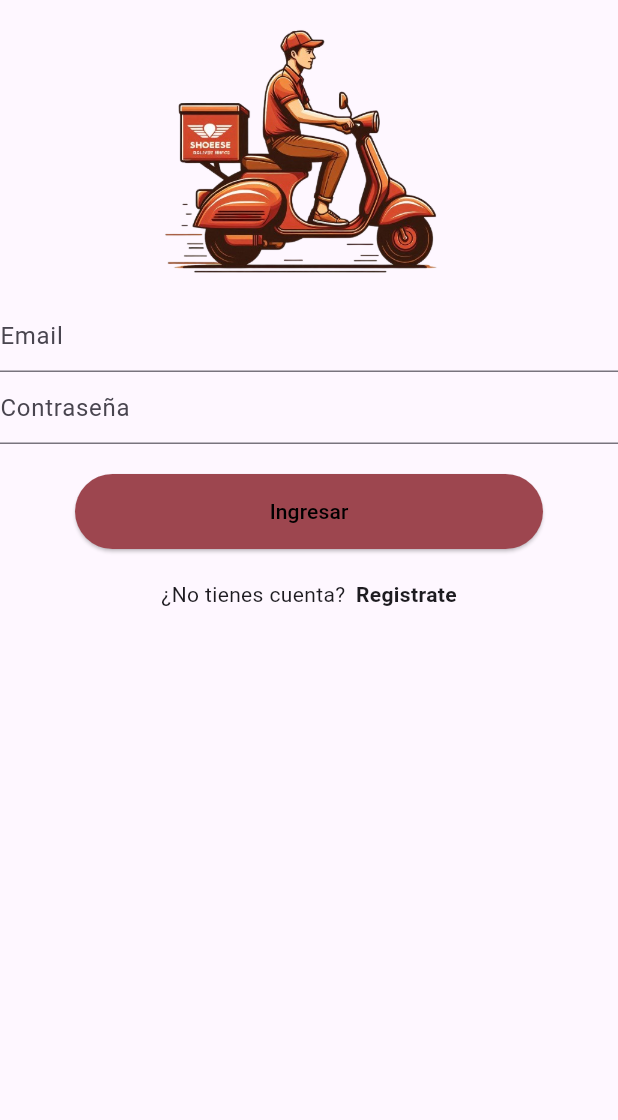
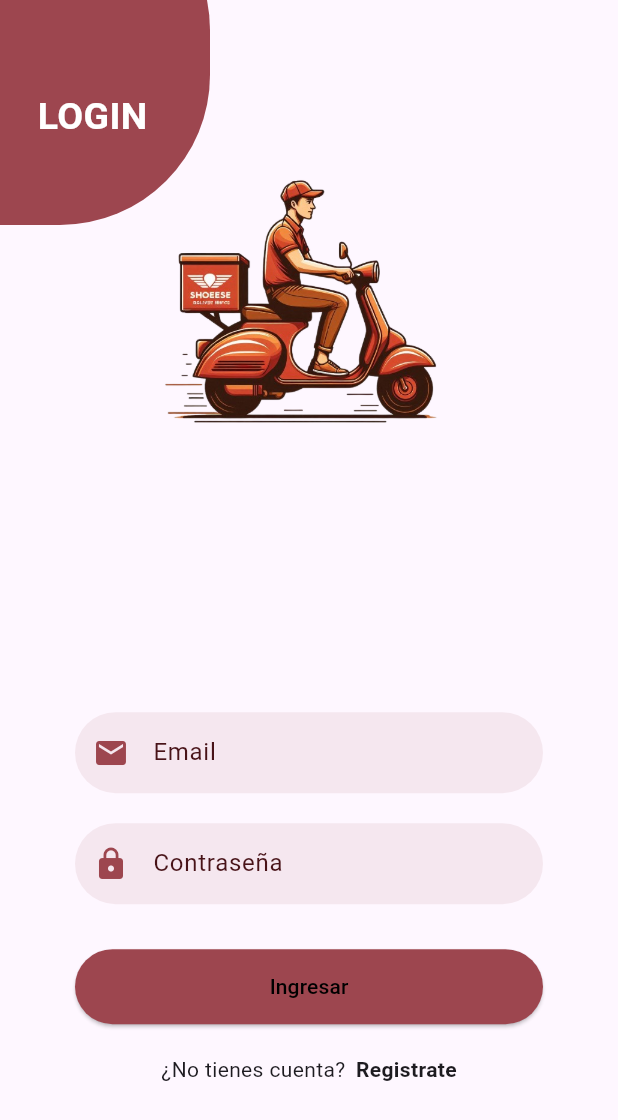
Before and after one commit to Xeppyz/Shoease-delivery-Shop, a Flutter app: the screen it shows after launch, on a phone screen of 412 x 824 dp. Shown: the top 1120 px of the screen. Run offline on Flutter 3.47's test engine with Material 3 defaults, Android fonts, the phone set to English and light mode, and no system bars.

Commit message:
feat(login):almost done

```diff
--- a/lib/src/login/login_page.dart
+++ b/lib/src/login/login_page.dart
@@ -1,22 +1,44 @@
 import 'package:flutter/cupertino.dart';
 import 'package:flutter/material.dart';
+import 'package:flutter/src/widgets/basic.dart';
+import 'package:flutter/src/widgets/framework.dart';
+import 'package:flutter/widgets.dart';
 import 'package:shoes/src/utils/my_colors.dart';
 
 class LoginPage extends StatefulWidget {
   const LoginPage({super.key});
+
   @override
   State<LoginPage> createState() => _LoginPageState();
+
 }
 
 class _LoginPageState extends State<LoginPage> {
 
+
+
   @override
   Widget build(BuildContext context) {
+
+
     return Scaffold(
       body: Container(
         width: double.infinity,
-        child: Column(
+        child: Stack(
           children: [
+            Positioned(
+                top: -80,
+                left: -100,
+                child: _circleLogin()
+            ),
+            Positioned(
+                top: 60.0,
+                left: 25.0,
+                child: _textLogin()
+            ),
+            Column(
+              children: [
+
                 _imageBanner(),
                 _textFieldEmail(),
                 _textFieldPass(),
@@ -26,10 +48,34 @@ class _LoginPageState extends State<LoginPage> {
 
               ],
             ),
+          ],
+        ),
       )
     );
   }
 
+
+  Widget _textLogin(){
+    return Text(
+      'LOGIN',
+      style: TextStyle(
+        color: Colors.white,
+        fontWeight: FontWeight.bold,
+        fontSize: 25.0
+      ),
+    );
+  }
+
+  Widget _circleLogin(){
+    return Container(
+      width: 240.0,
+      height: 230.0,
+      decoration: BoxDecoration(
+        borderRadius: BorderRadius.circular(100.0),
+        color: MyColors.primaryColor
+      ),
+    );
+  }
 
   Widget _textFielDontHaveAccount(){
     return Row(
@@ -49,26 +95,64 @@ class _LoginPageState extends State<LoginPage> {
   }
 
   Widget _imageBanner(){
-    return Image.asset('assets/img/DeliverySho.png',
+    final double screenHeight = MediaQuery.of(context).size.height;
+    return Container(
+      margin: EdgeInsets.only(
+          top: 100,
+          bottom: screenHeight * 0.20
+      ),
+      child: Image.asset('assets/img/DeliverySho.png',
           width: 200.0,
           height: 200.0
+      ),
     );
-
   }
 
   Widget _textFieldEmail(){
-    return TextField(
+    return Container(
+      margin: EdgeInsets.symmetric(horizontal: 50.0, vertical: 10.0),
+      decoration: BoxDecoration(
+        color: MyColors.primaryOpacityColor,
+            borderRadius: BorderRadius.circular(50.0)
+      ),
+      child: TextField(
         decoration:InputDecoration(
-          hintText: 'Email'
+            hintText: 'Email',
+                hintStyle: TextStyle(
+                  color: MyColors.primaryDark
+                ),
+                border: InputBorder.none,
+          contentPadding: EdgeInsets.all(15.0),
+          prefixIcon: Icon(
+              Icons.email,
+            color: MyColors.primaryColor,
+          )
         ) ,
+      ),
     );
   }
 
   Widget _textFieldPass(){
-    return TextField(
+    return Container(
+      margin: EdgeInsets.symmetric(horizontal: 50.0, vertical: 10.0),
+      decoration: BoxDecoration(
+          color: MyColors.primaryOpacityColor,
+          borderRadius: BorderRadius.circular(50.0)
+      ),
+      child: TextField(
         decoration:InputDecoration(
-          hintText: 'Contraseña'
+            hintText: 'Contraseña',
+            hintStyle: TextStyle(
+                color: MyColors.primaryDark
+            ),
+            border: InputBorder.none,
+            contentPadding: EdgeInsets.all(15.0),
+            prefixIcon: Icon(
+              Icons.lock,
+              color: MyColors.primaryColor,
+            )
         ) ,
+      ),
     );
   }
 
--- a/lib/src/utils/my_colors.dart
+++ b/lib/src/utils/my_colors.dart
@@ -3,5 +3,7 @@ import 'package:flutter/material.dart';
 class MyColors{
 
   static Color primaryColor = Color(0xFF9d464f);
+  static Color primaryDark = Color(0xff481318);
+  static Color primaryOpacityColor = Color.fromRGBO(157, 70, 79, 0.09);
 
 }
```
Also changed, not shown: 1 other file. Lines whose indentation alone changed are shown as unchanged.
